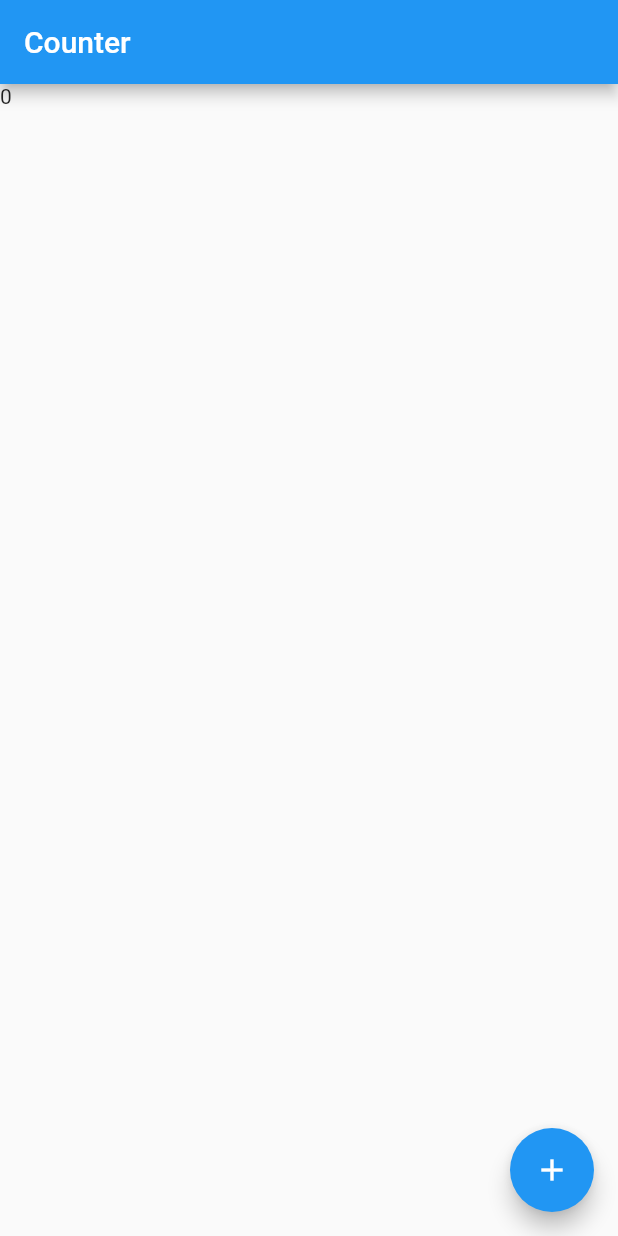
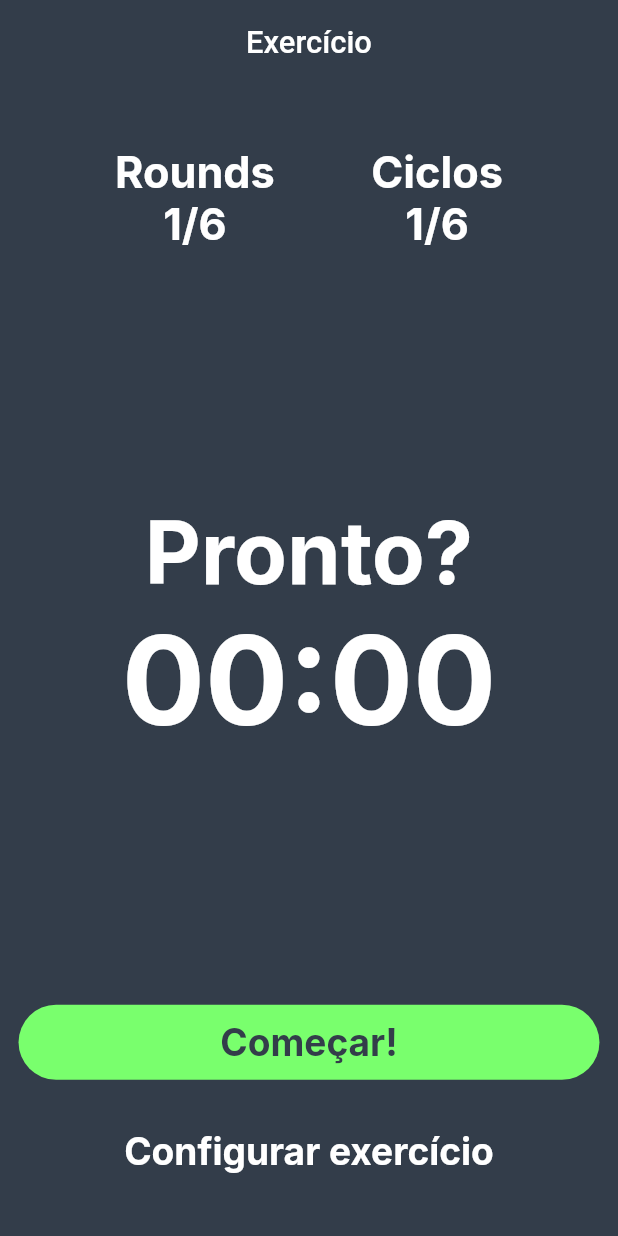
Before and after one commit to barreto0/meu_hiit, a Flutter app: the screen it shows after launch, on a phone screen of 412 x 824 dp. Run offline on Flutter 3.47's test engine with Material 2 defaults, Android fonts, the phone set to English and light mode, and no system bars; our stand-ins replace flutter_modular, google_fonts, mobx; generated files the repository leaves out were written again.

Commit message:
feat: tela inicial, componentes basicos, helpers

```diff
--- a/lib/app/app_widget.dart
+++ b/lib/app/app_widget.dart
@@ -9,6 +9,7 @@ class AppWidget extends StatelessWidget {
     return MaterialApp.router(
       title: 'Flutter Slidy',
       theme: ThemeData(primarySwatch: Colors.blue),
+      debugShowCheckedModeBanner: false,
       routeInformationParser: Modular.routeInformationParser,
       routerDelegate: Modular.routerDelegate,
     );
--- /dev/null
+++ b/lib/app/modules/commom_widgets/meu_hiit_appbar.dart
@@ -0,0 +1,54 @@
+import 'package:flutter/material.dart';
+import 'package:flutter_modular/flutter_modular.dart';
+
+import '../helpers/color_helper.dart';
+import '../helpers/screen_helper.dart';
+
+class MeuHiitAppbar extends StatelessWidget implements PreferredSize {
+  final String title;
+  final bool hasGoBack;
+  List<Widget>? actions;
+
+  MeuHiitAppbar(
+      {Key? key, required this.title, required this.hasGoBack, this.actions})
+      : preferredSize = const Size.fromHeight(kToolbarHeight),
+        super(key: key);
+
+  @override
+  final Size preferredSize;
+
+  @override
+  Widget build(BuildContext context) {
+    return AppBar(
+        elevation: 0,
+        backgroundColor: ColorHelper.lightGray(),
+        centerTitle: true,
+        toolbarHeight: kToolbarHeight,
+        title: Text(
+          title,
+          textAlign: TextAlign.center,
+          style: TextStyle(
+            color: Colors.white,
+            fontSize: ScreenHelper.screenWidthPercentage(context, 5),
+          ),
+        ),
+        leading: hasGoBack
+            ? Padding(
+                padding: const EdgeInsets.only(left: 3),
+                child: IconButton(
+                  onPressed: () => Modular.to.pop(),
+                  icon: Icon(
+                    Icons.arrow_back_ios,
+                    size: ScreenHelper.screenWidthPercentage(context, 7),
+                  ),
+                  color: Colors.white,
+                ),
+              )
+            : const SizedBox(),
+        actions: actions ?? []);
+  }
+
+  @override
+  // TODO: implement child
+  Widget get child => throw UnimplementedError();
+}
--- /dev/null
+++ b/lib/app/modules/extensions/hex_color.dart
@@ -0,0 +1,18 @@
+import 'package:flutter/material.dart';
+
+extension HexColor on Color {
+  /// String is in the format "aabbcc" or "ffaabbcc" with an optional leading "#".
+  static Color fromHex(String hexString) {
+    final buffer = StringBuffer();
+    if (hexString.length == 6 || hexString.length == 7) buffer.write('ff');
+    buffer.write(hexString.replaceFirst('#', ''));
+    return Color(int.parse(buffer.toString(), radix: 16));
+  }
+
+  /// Prefixes a hash sign if [leadingHashSign] is set to `true` (default is `true`).
+  String toHex({bool leadingHashSign = true}) => '${leadingHashSign ? '#' : ''}'
+      '${alpha.toRadixString(16).padLeft(2, '0')}'
+      '${red.toRadixString(16).padLeft(2, '0')}'
+      '${green.toRadixString(16).padLeft(2, '0')}'
+      '${blue.toRadixString(16).padLeft(2, '0')}';
+}
--- /dev/null
+++ b/lib/app/modules/helpers/color_helper.dart
@@ -0,0 +1,13 @@
+import 'package:flutter/material.dart';
+
+import '../extensions/hex_color.dart';
+
+class ColorHelper {
+  static Color lightGray() {
+    return HexColor.fromHex('#333D4A');
+  }
+
+  static Color lightPurple() {
+    return HexColor.fromHex('#706DFF');
+  }
+}
--- /dev/null
+++ b/lib/app/modules/helpers/screen_helper.dart
@@ -0,0 +1,30 @@
+import 'package:flutter/cupertino.dart';
+
+class ScreenHelper {
+  static double minTabletWidth = 550;
+
+  static bool isTablet(BuildContext context) {
+    return minTabletWidth <= screenWidth(context);
+  }
+
+  static double screenHeight(BuildContext context) {
+    return MediaQuery.of(context).size.height;
+  }
+
+  static double screenWidth(BuildContext context) {
+    return MediaQuery.of(context).size.width;
+  }
+
+  static double screenWidthPercentage(BuildContext context, double percentage) {
+    return MediaQuery.of(context).size.width * (percentage / 100);
+  }
+
+  static double screenHeightPercentage(
+      BuildContext context, double percentage) {
+    return MediaQuery.of(context).size.height * (percentage / 100);
+  }
+
+  static double screenStatusBarHeight(BuildContext context) {
+    return MediaQuery.of(context).padding.top;
+  }
+}
--- /dev/null
+++ b/lib/app/modules/helpers/text_style_helper.dart
@@ -0,0 +1,47 @@
+import 'package:flutter/material.dart';
+import 'package:google_fonts/google_fonts.dart';
+import 'package:meu_hiit/app/modules/helpers/screen_helper.dart';
+
+import 'color_helper.dart';
+
+class TextStyleHelper {
+  static TextStyle buttonLabel(BuildContext context) {
+    return GoogleFonts.inter(
+      color: ColorHelper.lightGray(),
+      fontWeight: FontWeight.w700,
+      fontSize: ScreenHelper.screenHeightPercentage(context, 3),
+    );
+  }
+
+  static TextStyle configureExercise(BuildContext context) {
+    return GoogleFonts.inter(
+      color: Colors.white,
+      fontWeight: FontWeight.w700,
+      fontSize: ScreenHelper.screenHeightPercentage(context, 3),
+    );
+  }
+
+  static TextStyle roundAndCycleText(BuildContext context) {
+    return GoogleFonts.inter(
+      color: Colors.white,
+      fontWeight: FontWeight.w700,
+      fontSize: ScreenHelper.screenHeightPercentage(context, 3.5),
+    );
+  }
+
+  static TextStyle exercisePhraseIDLE(BuildContext context) {
+    return GoogleFonts.inter(
+      color: Colors.white,
+      fontWeight: FontWeight.w700,
+      fontSize: ScreenHelper.screenHeightPercentage(context, 7),
+    );
+  }
+
+  static TextStyle exerciseClockTextIDLE(BuildContext context) {
+    return GoogleFonts.inter(
+      color: Colors.white,
+      fontWeight: FontWeight.w700,
+      fontSize: ScreenHelper.screenHeightPercentage(context, 10),
+    );
+  }
+}
--- a/lib/app/modules/home/home_page_view.dart
+++ b/lib/app/modules/home/home_page_view.dart
@@ -1,22 +1,53 @@
 import 'package:flutter/material.dart';
-import 'package:flutter_mobx/flutter_mobx.dart';
+import 'package:meu_hiit/app/modules/commom_widgets/meu_hiit_appbar.dart';
+import 'package:meu_hiit/app/modules/helpers/color_helper.dart';
+import 'package:meu_hiit/app/modules/helpers/screen_helper.dart';
+import 'package:meu_hiit/app/modules/helpers/text_style_helper.dart';
+import 'package:meu_hiit/app/modules/home/widgets/configure_exercise.dart';
+import 'package:meu_hiit/app/modules/home/widgets/exercise_clock.dart';
+import 'package:meu_hiit/app/modules/home/widgets/round_cycle_counter.dart';
+import 'package:meu_hiit/app/modules/home/widgets/start_button.dart';
 import 'home_page_view_model.dart';
 
 class HomePageView extends HomePageViewModel {
   @override
   Widget build(BuildContext context) {
     return Scaffold(
-      appBar: AppBar(
-        title: const Text('Counter'),
-      ),
-      body: Observer(
-        builder: (context) => Text('${homeStore.counter}'),
-      ),
-      floatingActionButton: FloatingActionButton(
-        onPressed: () {
-          homeStore.increment();
-        },
-        child: const Icon(Icons.add),
+      backgroundColor: ColorHelper.lightGray(),
+      appBar: MeuHiitAppbar(title: 'Exercício', hasGoBack: false),
+      body: Padding(
+        padding: EdgeInsets.symmetric(
+            horizontal: ScreenHelper.screenWidthPercentage(context, 3),
+            vertical: ScreenHelper.screenHeightPercentage(context, 5)),
+        child: Column(
+          mainAxisAlignment: MainAxisAlignment.spaceBetween,
+          children: [
+            Row(
+              mainAxisAlignment: MainAxisAlignment.spaceEvenly,
+              children: const [
+                RoundCycleCounter(
+                  title: 'Rounds',
+                ),
+                RoundCycleCounter(
+                  title: 'Ciclos',
+                ),
+              ],
+            ),
+            const ExerciseClock(),
+            Column(
+              children: [
+                StartButton(
+                    width: ScreenHelper.screenWidth(context),
+                    onPressed: () {},
+                    label: 'Começar!'),
+                SizedBox(
+                  height: ScreenHelper.screenHeightPercentage(context, 4),
+                ),
+                const ConfigureExercise()
+              ],
+            )
+          ],
+        ),
       ),
     );
   }
--- /dev/null
+++ b/lib/app/modules/home/widgets/configure_exercise.dart
@@ -0,0 +1,17 @@
+import 'package:flutter/material.dart';
+import 'package:meu_hiit/app/modules/helpers/text_style_helper.dart';
+
+class ConfigureExercise extends StatelessWidget {
+  const ConfigureExercise({Key? key}) : super(key: key);
+
+  @override
+  Widget build(BuildContext context) {
+    return GestureDetector(
+      onTap: () {},
+      child: Text(
+        'Configurar exercício',
+        style: TextStyleHelper.configureExercise(context),
+      ),
+    );
+  }
+}
--- /dev/null
+++ b/lib/app/modules/home/widgets/exercise_clock.dart
@@ -0,0 +1,24 @@
+import 'package:flutter/material.dart';
+import 'package:meu_hiit/app/modules/helpers/text_style_helper.dart';
+
+class ExerciseClock extends StatefulWidget {
+  const ExerciseClock({Key? key}) : super(key: key);
+
+  @override
+  State<ExerciseClock> createState() => _ExerciseClockState();
+}
+
+class _ExerciseClockState extends State<ExerciseClock> {
+  @override
+  Widget build(BuildContext context) {
+    return Column(
+      children: [
+        Text(
+          'Pronto?',
+          style: TextStyleHelper.exercisePhraseIDLE(context),
+        ),
+        Text('00:00', style: TextStyleHelper.exerciseClockTextIDLE(context))
+      ],
+    );
+  }
+}
--- /dev/null
+++ b/lib/app/modules/home/widgets/round_cycle_counter.dart
@@ -0,0 +1,29 @@
+import 'package:flutter/material.dart';
+
+import '../../helpers/text_style_helper.dart';
+
+class RoundCycleCounter extends StatefulWidget {
+  final String title;
+  const RoundCycleCounter({Key? key, required this.title}) : super(key: key);
+
+  @override
+  State<RoundCycleCounter> createState() => _RoundCycleCounterState();
+}
+
+class _RoundCycleCounterState extends State<RoundCycleCounter> {
+  @override
+  Widget build(BuildContext context) {
+    return Column(
+      children: [
+        Text(
+          widget.title,
+          style: TextStyleHelper.roundAndCycleText(context),
+        ),
+        Text(
+          '1/6',
+          style: TextStyleHelper.roundAndCycleText(context),
+        )
+      ],
+    );
+  }
+}
--- /dev/null
+++ b/lib/app/modules/home/widgets/start_button.dart
@@ -0,0 +1,40 @@
+import 'package:flutter/material.dart';
+import 'package:meu_hiit/app/modules/extensions/hex_color.dart';
+import '../../helpers/text_style_helper.dart';
+
+class StartButton extends StatefulWidget {
+  final double width;
+  final Function() onPressed;
+  final String label;
+  const StartButton({
+    Key? key,
+    required this.width,
+    required this.onPressed,
+    required this.label,
+  }) : super(key: key);
+
+  @override
+  State<StartButton> createState() => _StartButtonState();
+}
+
+class _StartButtonState extends State<StartButton> {
+  @override
+  Widget build(BuildContext context) {
+    return SizedBox(
+      width: widget.width,
+      child: TextButton(
+        onPressed: widget.onPressed,
+        style: TextButton.styleFrom(
+            backgroundColor: HexColor.fromHex('#79FF6D'),
+            elevation: 0,
+            shape:
+                RoundedRectangleBorder(borderRadius: BorderRadius.circular(30)),
+            padding: const EdgeInsets.symmetric(vertical: 10)),
+        child: Text(
+          widget.label,
+          style: TextStyleHelper.buttonLabel(context),
+        ),
+      ),
+    );
+  }
+}
--- a/pubspec.yaml
+++ b/pubspec.yaml
@@ -13,6 +13,7 @@ dependencies:
   flutter_modular: ^5.0.2
   mobx: ^2.0.7+2
   flutter_mobx: ^2.0.6+1
+  google_fonts: ^3.0.1
 
 dev_dependencies:
   flutter_test:
```
Also changed, not shown: pubspec.lock.
